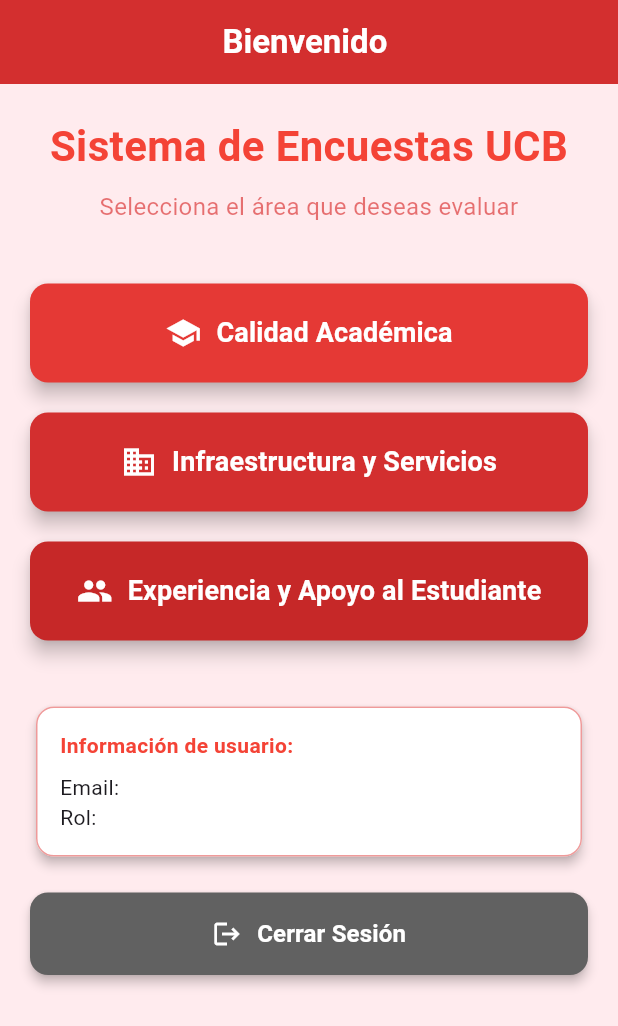
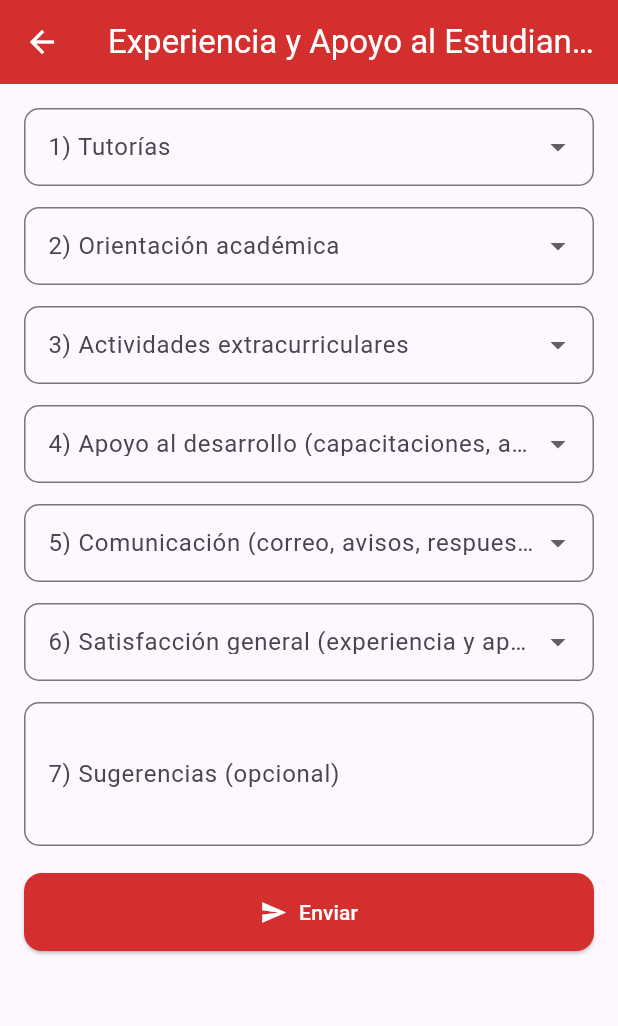
Before and after one commit to Osorio-Raquel/OpinaUCB, a Flutter app: the UserScreen screen opened directly with empty values, after a tap on "Experiencia y Apoyo al Estudiante", on a phone screen of 412 x 824 dp. Shown: the top 1026 px of the screen. Run offline on Flutter 3.47's test engine with Material 3 defaults, Android fonts, the light colour scheme and no system bars; our stand-ins replace shared_preferences; accounts and stored records are empty.

Commit message:
Formulario de Experiencia Estudiantil
Formulario de Experiencia Estudiantil

```diff
--- /dev/null
+++ b/opina_app/lib/screens/experiencia_form_screen.dart
@@ -0,0 +1,268 @@
+import 'package:flutter/material.dart';
+import '../services/experiencia_service.dart';
+
+/// Valores EXACTOS según tu CHECK de Postgres (con acentos)
+const opcionesTutorias = [
+  'Muy útiles',
+  'Útiles',
+  'Regulares',
+  'Poco útiles',
+  'Nada útiles',
+];
+const opcionesOrientacion = [
+  'Muy accesibles',
+  'Accesibles',
+  'Regulares',
+  'Poco accesibles',
+  'Nada accesibles',
+];
+const opcionesSatisfaccion = [
+  'Muy satisfecho',
+  'Satisfecho',
+  'Neutral',
+  'Insatisfecho',
+  'Muy insatisfecho',
+];
+const opcionesCalidad = [
+  'Excelente',
+  'Bueno',
+  'Regular',
+  'Deficiente',
+  'Muy deficiente',
+];
+const opcionesAdecuacion = [
+  'Muy adecuada',
+  'Adecuada',
+  'Regular',
+  'Poco adecuada',
+  'Nada adecuada',
+];
+
+class ExperienciaFormScreen extends StatefulWidget {
+  final ExperienciaService servicio;
+
+  const ExperienciaFormScreen({super.key, required this.servicio});
+
+  @override
+  State<ExperienciaFormScreen> createState() => _ExperienciaFormScreenState();
+}
+
+class _ExperienciaFormScreenState extends State<ExperienciaFormScreen> {
+  final _formKey = GlobalKey<FormState>();
+
+  String? p1;
+  String? p2;
+  String? p3;
+  String? p4;
+  String? p5;
+  String? p6;
+  final TextEditingController _sugerenciasCtrl = TextEditingController();
+
+  bool _enviando = false;
+  String? _error;
+
+  Future<void> _enviar() async {
+    if (!_formKey.currentState!.validate()) return;
+
+    setState(() {
+      _enviando = true;
+      _error = null;
+    });
+
+    final resp = await widget.servicio.createRespuesta(
+      pregunta1Tutorias: p1!,
+      pregunta2Orientacion: p2!,
+      pregunta3Extracurriculares: p3!,
+      pregunta4ApoyoDesarrollo: p4!,
+      pregunta5Comunicacion: p5!,
+      pregunta6SatisfaccionGeneral: p6!,
+      pregunta7Sugerencias: _sugerenciasCtrl.text,
+    );
+
+    if (!mounted) return;
+
+    setState(() => _enviando = false);
+
+    if (resp['success'] == true) {
+      // Éxito: mostrar diálogo y limpiar
+      await showDialog(
+        context: context,
+        builder: (_) => AlertDialog(
+          title: const Text('¡Gracias!'),
+          content: const Text('Tu respuesta fue registrada correctamente.'),
+          actions: [
+            TextButton(
+              onPressed: () => Navigator.pop(context),
+              child: const Text('OK'),
+            ),
+          ],
+        ),
+      );
+      _formKey.currentState!.reset();
+      setState(() {
+        p1 = p2 = p3 = p4 = p5 = p6 = null;
+        _sugerenciasCtrl.clear();
+      });
+    } else {
+      setState(() => _error = resp['message'] ?? 'Error al enviar');
+    }
+  }
+
+  Widget _buildSelect({
+    required String label,
+    required List<String> items,
+    required String? value,
+    required void Function(String?) onChanged,
+  }) {
+    return DropdownButtonFormField<String>(
+      value: value,
+      items: items
+          .map((e) => DropdownMenuItem<String>(value: e, child: Text(e)))
+          .toList(),
+      onChanged: onChanged,
+      validator: (v) =>
+          (v == null || v.isEmpty) ? 'Seleccione una opción' : null,
+      decoration: InputDecoration(
+        labelText: label,
+        border: OutlineInputBorder(borderRadius: BorderRadius.circular(10)),
+        contentPadding: const EdgeInsets.symmetric(
+          horizontal: 12,
+          vertical: 14,
+        ),
+      ),
+    );
+  }
+
+  @override
+  Widget build(BuildContext context) {
+    return Scaffold(
+      appBar: AppBar(
+        title: const Text('Experiencia y Apoyo al Estudiante'),
+        backgroundColor: Colors.red[700],
+        foregroundColor: Colors.white,
+      ),
+      body: SingleChildScrollView(
+        padding: const EdgeInsets.all(16),
+        child: AbsorbPointer(
+          absorbing: _enviando,
+          child: Form(
+            key: _formKey,
+            child: Column(
+              children: [
+                _buildSelect(
+                  label: '1) Tutorías',
+                  items: opcionesTutorias,
+                  value: p1,
+                  onChanged: (v) => setState(() => p1 = v),
+                ),
+                const SizedBox(height: 14),
+                _buildSelect(
+                  label: '2) Orientación académica',
+                  items: opcionesOrientacion,
+                  value: p2,
+                  onChanged: (v) => setState(() => p2 = v),
+                ),
+                const SizedBox(height: 14),
+                _buildSelect(
+                  label: '3) Actividades extracurriculares',
+                  items: opcionesSatisfaccion,
+                  value: p3,
+                  onChanged: (v) => setState(() => p3 = v),
+                ),
+                const SizedBox(height: 14),
+                _buildSelect(
+                  label: '4) Apoyo al desarrollo (capacitaciones, asesorías)',
+                  items: opcionesCalidad,
+                  value: p4,
+                  onChanged: (v) => setState(() => p4 = v),
+                ),
+                const SizedBox(height: 14),
+                _buildSelect(
+                  label: '5) Comunicación (correo, avisos, respuesta)',
+                  items: opcionesAdecuacion,
+                  value: p5,
+                  onChanged: (v) => setState(() => p5 = v),
+                ),
+                const SizedBox(height: 14),
+                _buildSelect(
+                  label: '6) Satisfacción general (experiencia y apoyo)',
+                  items: opcionesSatisfaccion,
+                  value: p6,
+                  onChanged: (v) => setState(() => p6 = v),
+                ),
+                const SizedBox(height: 14),
+                TextFormField(
+                  controller: _sugerenciasCtrl,
+                  maxLines: 3,
+                  decoration: InputDecoration(
+                    labelText: '7) Sugerencias (opcional)',
+                    hintText: 'Escribe tus sugerencias…',
+                    border: OutlineInputBorder(
+                      borderRadius: BorderRadius.circular(10),
+                    ),
+                    contentPadding: const EdgeInsets.symmetric(
+                      horizontal: 12,
+                      vertical: 12,
+                    ),
+                  ),
+                ),
+                if (_error != null) ...[
+                  const SizedBox(height: 12),
+                  Container(
+                    padding: const EdgeInsets.all(12),
+                    decoration: BoxDecoration(
+                      color: const Color(0xFFFFEBEE),
+                      borderRadius: BorderRadius.circular(8),
+                    ),
+                    child: Row(
+                      children: [
+                        const Icon(
+                          Icons.error_outline,
+                          color: Color(0xFFD32F2F),
+                          size: 20,
+                        ),
+                        const SizedBox(width: 8),
+                        Expanded(
+                          child: Text(
+                            _error!,
+                            style: const TextStyle(color: Color(0xFFD32F2F)),
+                          ),
+                        ),
+                      ],
+                    ),
+                  ),
+                ],
+                const SizedBox(height: 18),
+                SizedBox(
+                  width: double.infinity,
+                  child: ElevatedButton.icon(
+                    onPressed: _enviando ? null : _enviar,
+                    icon: _enviando
+                        ? const SizedBox(
+                            width: 18,
+                            height: 18,
+                            child: CircularProgressIndicator(
+                              strokeWidth: 2,
+                              color: Colors.white,
+                            ),
+                          )
+                        : const Icon(Icons.send),
+                    label: Text(_enviando ? 'Enviando...' : 'Enviar'),
+                    style: ElevatedButton.styleFrom(
+                      backgroundColor: Colors.red[700],
+                      foregroundColor: Colors.white,
+                      padding: const EdgeInsets.symmetric(vertical: 16),
+                      shape: RoundedRectangleBorder(
+                        borderRadius: BorderRadius.circular(12),
+                      ),
+                    ),
+                  ),
+                ),
+              ],
+            ),
+          ),
+        ),
+      ),
+    );
+  }
+}
--- a/opina_app/lib/screens/user_screen.dart
+++ b/opina_app/lib/screens/user_screen.dart
@@ -1,11 +1,16 @@
 // lib/screens/user_screen.dart
 import 'package:flutter/material.dart';
 import '../models/user_model.dart';
-import 'login_screen.dart'; // Importamos la pantalla de login
+import 'login_screen.dart';
+
+// 👇 imports nuevos/corregidos
+import 'experiencia_form_screen.dart';
+import '../services/experiencia_service.dart';
+import '../services/token_store.dart';
+import '../utils/constants.dart'; // 👈 usa la base URL central
 
 class UserScreen extends StatefulWidget {
   final User user;
-
   const UserScreen({super.key, required this.user});
 
   @override
@@ -13,23 +18,36 @@
 }
 
 class UserScreenState extends State<UserScreen> {
-
   // Función para cerrar sesión
-  void _logout() {
-    // Aquí podrías agregar lógica para limpiar el token de autenticación
-    // si estás usando shared_preferences o similar
-
-    // Navegar de regreso a la pantalla de login
+  Future<void> _logout() async {
+    await TokenStore.clear();
+    if (!mounted) return;
     Navigator.pushReplacement(
       context,
       MaterialPageRoute(builder: (context) => const LoginScreen()),
     );
   }
 
+  void _goToExperienciaForm() {
+    // Usa la base URL centralizada (cámbiala con --dart-define en runtime si hace falta)
+    // Para emulador Android: flutter run --dart-define=BACKEND_BASE=http://10.0.2.2:3000
+    final expService = ExperienciaService(
+      baseUrl: Constants.apiBaseUrl,
+      getToken: TokenStore.get, // 👈 requerido por tu service
+    );
+
+    Navigator.push(
+      context,
+      MaterialPageRoute(
+        builder: (_) => ExperienciaFormScreen(servicio: expService),
+      ),
+    );
+  }
+
   @override
   Widget build(BuildContext context) {
     return Scaffold(
-      backgroundColor: Colors.red[50], // Fondo claro en rojo
+      backgroundColor: Colors.red[50],
       appBar: AppBar(
         backgroundColor: Colors.red[700],
         title: Text(
@@ -41,14 +59,13 @@
         ),
         centerTitle: true,
         iconTheme: const IconThemeData(color: Colors.white),
-        automaticallyImplyLeading: false, // Elimina el botón de retroceso por defecto
+        automaticallyImplyLeading: false,
       ),
       body: Padding(
         padding: const EdgeInsets.all(20.0),
         child: Column(
           crossAxisAlignment: CrossAxisAlignment.stretch,
           children: [
-            // Título principal
             const Text(
               'Sistema de Encuestas UCB',
               textAlign: TextAlign.center,
@@ -73,7 +90,7 @@
             // Botón 1: Calidad Académica
             ElevatedButton(
               onPressed: () {
-                // Acción para Calidad Académica
+                // TODO: navegar a pantalla de Calidad Académica
               },
               style: ElevatedButton.styleFrom(
                 backgroundColor: Colors.red[600],
@@ -91,10 +108,7 @@
                   SizedBox(width: 10),
                   Text(
                     'Calidad Académica',
-                    style: TextStyle(
-                      fontSize: 18,
-                      fontWeight: FontWeight.bold,
-                    ),
+                    style: TextStyle(fontSize: 18, fontWeight: FontWeight.bold),
                   ),
                 ],
               ),
@@ -104,7 +118,7 @@
             // Botón 2: Infraestructura y Servicios
             ElevatedButton(
               onPressed: () {
-                // Acción para Infraestructura y Servicios
+                // TODO: navegar a pantalla de Infraestructura y Servicios
               },
               style: ElevatedButton.styleFrom(
                 backgroundColor: Colors.red[700],
@@ -122,10 +136,7 @@
                   SizedBox(width: 10),
                   Text(
                     'Infraestructura y Servicios',
-                    style: TextStyle(
-                      fontSize: 18,
-                      fontWeight: FontWeight.bold,
-                    ),
+                    style: TextStyle(fontSize: 18, fontWeight: FontWeight.bold),
                   ),
                 ],
               ),
@@ -134,9 +145,7 @@
 
             // Botón 3: Experiencia y Apoyo al Estudiante
             ElevatedButton(
-              onPressed: () {
-                // Acción para Experiencia y Apoyo al Estudiante
-              },
+              onPressed: _goToExperienciaForm, // 👈 navegación al formulario
               style: ElevatedButton.styleFrom(
                 backgroundColor: Colors.red[800],
                 foregroundColor: Colors.white,
@@ -153,10 +162,7 @@
                   SizedBox(width: 10),
                   Text(
                     'Experiencia y Apoyo al Estudiante',
-                    style: TextStyle(
-                      fontSize: 18,
-                      fontWeight: FontWeight.bold,
-                    ),
+                    style: TextStyle(fontSize: 18, fontWeight: FontWeight.bold),
                   ),
                 ],
               ),
@@ -190,7 +196,6 @@
                 ),
               ),
             ),
-
             const SizedBox(height: 20),
 
             // Botón de Cerrar Sesión
@@ -212,10 +217,7 @@
                   SizedBox(width: 10),
                   Text(
                     'Cerrar Sesión',
-                    style: TextStyle(
-                      fontSize: 16,
-                      fontWeight: FontWeight.bold,
-                    ),
+                    style: TextStyle(fontSize: 16, fontWeight: FontWeight.bold),
                   ),
                 ],
               ),
--- a/opina_app/pubspec.yaml
+++ b/opina_app/pubspec.yaml
@@ -41,6 +41,7 @@
   fl_chart: ^1.1.0
   flutter_secure_storage: ^9.2.4
   intl: ^0.20.2
+  shared_preferences: ^2.2.3
 
 dev_dependencies:
   flutter_test:
```
Also changed, not shown: opina_app/lib/screens/login_screen.dart (+19 -16 lines), opina_app/lib/services/auth_service.dart (+32 -22 lines), opina_app/lib/services/experiencia_service.dart (added, +61 -0 lines), opina_app/lib/services/token_store.dart (added, +20 -0 lines), opina_app/pubspec.lock, 1 other file.
